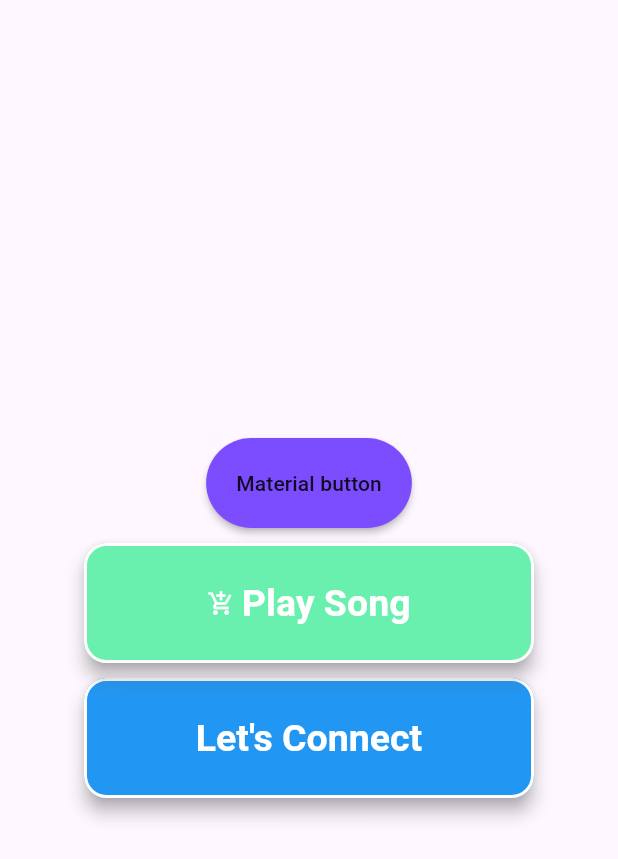
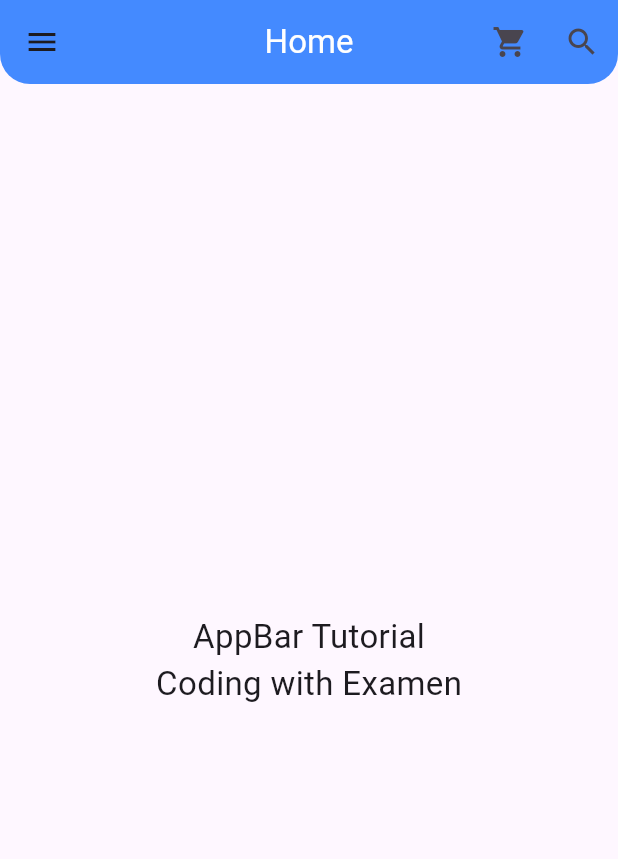
Before and after one commit to Sainathhiwale/flutter_bootcomp, a Flutter app: the screen it shows after launch, on a phone screen of 412 x 824 dp. Shown: the top 859 px of the screen. Run offline on Flutter 3.47's test engine with Material 3 defaults, Android fonts, the phone set to English and light mode, and no system bars; our stand-ins replace fluttertoast, font_awesome_flutter.

Commit message:
app bar and action bar is designed with click event.

```diff
--- a/lib/main.dart
+++ b/lib/main.dart
@@ -1,5 +1,6 @@
 
 import 'package:flutter/material.dart';
+import 'package:flutter_bootcamp_2025/screen/HomeAppBar.dart';
 import 'package:flutter_bootcamp_2025/screen/dashbroad.dart';
 import 'package:flutter_bootcamp_2025/screen/home.dart';
 
@@ -18,7 +19,7 @@ class MyApp extends StatelessWidget{
     return MaterialApp(
       title: "My Flutter App",
       debugShowCheckedModeBanner: false,
-      home: Home(),
+      home: Homeappbar(),
     );
   }
 }
--- /dev/null
+++ b/lib/screen/homeappbar.dart
@@ -0,0 +1,37 @@
+import 'package:flutter/material.dart';
+
+class Homeappbar extends StatelessWidget {
+  const Homeappbar({super.key});
+
+  @override
+  Widget build(BuildContext context) {
+    return Scaffold(
+      appBar: AppBar(
+        leading: IconButton(icon: Icon(Icons.menu),onPressed: (){},),
+        title: Text("Home",
+        style: TextStyle(color: Colors.white),
+        ),
+        backgroundColor: Colors.blueAccent,
+        actions: [
+          IconButton(icon:Icon(Icons.shopping_cart),onPressed: (){}, ),
+          IconButton(icon: Icon(Icons.search), onPressed: (){}, ),
+         // IconButton(icon: Icon(Icons.menu_book), onPressed: (){}, ),
+        ],
+        elevation: 0,
+        centerTitle: true,
+        shape: RoundedRectangleBorder(
+          borderRadius: BorderRadius.vertical(bottom: Radius.circular(20))
+        ),
+      ),
+      body: Center(
+        child: Column(
+         mainAxisAlignment: MainAxisAlignment.center,
+          children: [
+            Text("AppBar Tutorial", style: TextStyle(fontSize: 22),),
+            Text("Coding with Examen", style: TextStyle(fontSize: 22),),
+          ],
+        ),
+      ),
+    );
+  }
+}
```
